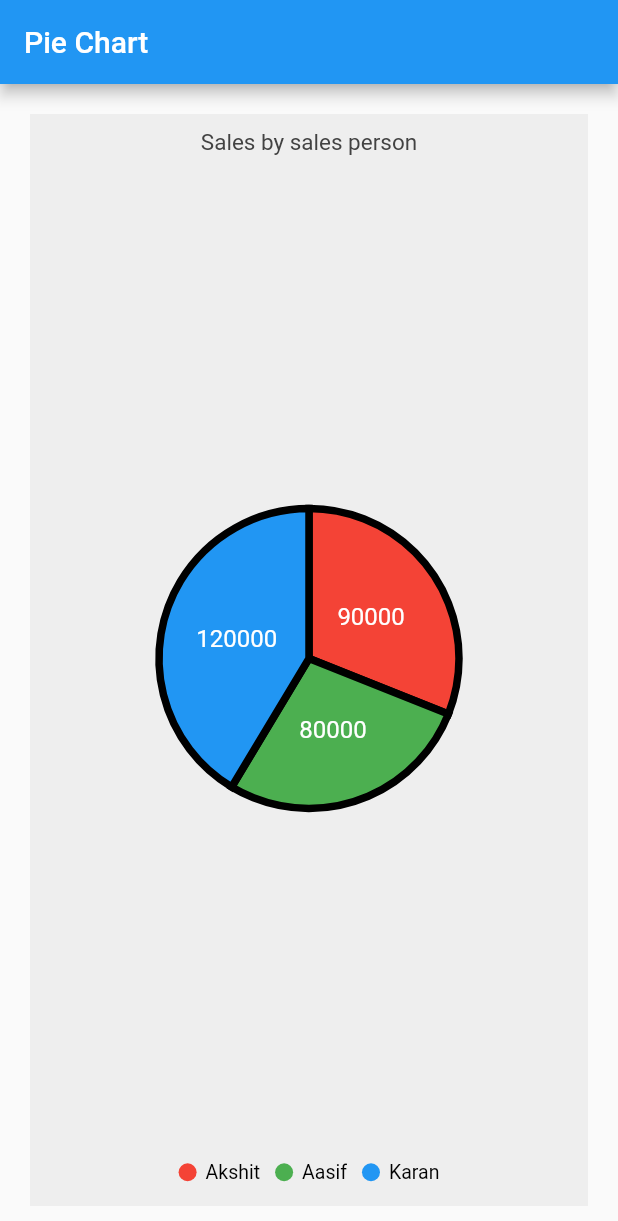
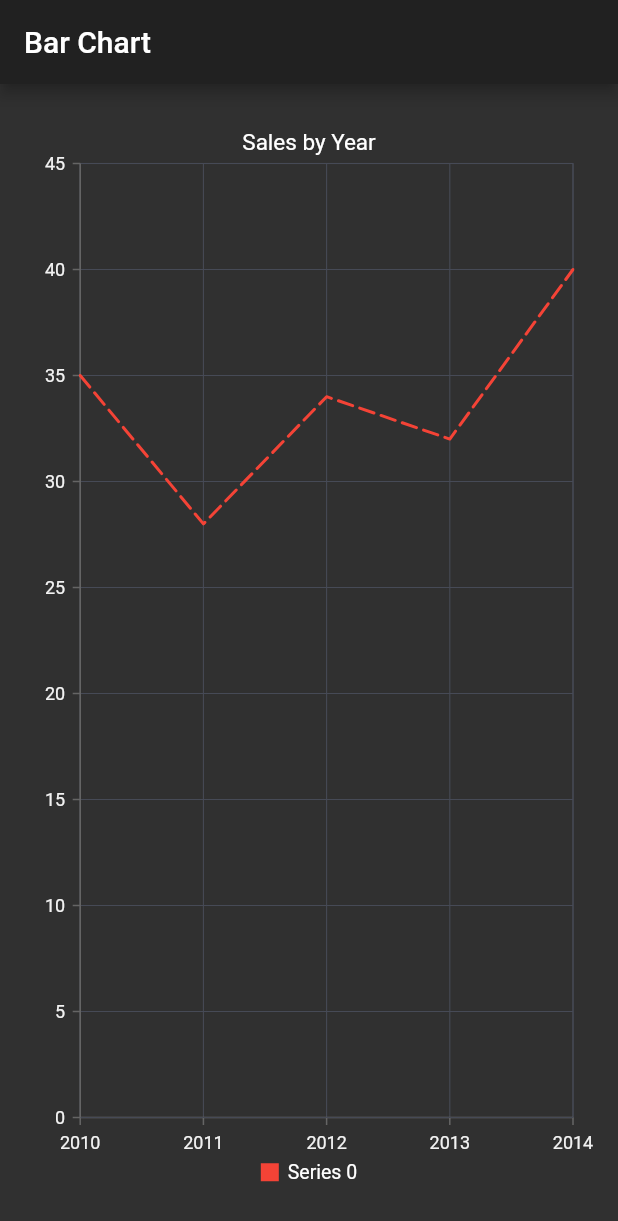
Before and after one commit to akmadan/flutter_graphs, a Flutter app: the screen it shows after launch, on a phone screen of 412 x 824 dp. Shown: the top 1221 px of the screen. Run offline on Flutter 3.47's test engine with Material 2 defaults, Android fonts, the phone set to English and light mode, and no system bars; our stand-ins replace syncfusion_flutter_charts.

Commit message:
Bar Chart

```diff
--- /dev/null
+++ b/lib/charts/barChart.dart
@@ -0,0 +1,55 @@
+import 'package:flutter/material.dart';
+import 'package:syncfusion_flutter_charts/charts.dart';
+
+class BarChartWidget extends StatefulWidget {
+  const BarChartWidget({Key? key}) : super(key: key);
+
+  @override
+  _BarChartWidgetState createState() => _BarChartWidgetState();
+}
+
+class _BarChartWidgetState extends State<BarChartWidget> {
+  @override
+  Widget build(BuildContext context) {
+    final List<SalesData> chartData = [
+      SalesData(2010, 35, Colors.red),
+      SalesData(2011, 28, Colors.blue),
+      SalesData(2012, 34, Colors.green),
+      SalesData(2013, 32, Colors.deepOrange),
+      SalesData(2014, 40, Colors.yellow)
+    ];
+
+    return Scaffold(
+        body: Scaffold(
+      appBar: AppBar(
+        title: Text('Bar Chart'),
+      ),
+      body: Container(
+        margin: EdgeInsets.all(20),
+        child: Center(
+            child: Container(
+                // width: 200,
+                child: SfCartesianChart(
+                    title: ChartTitle(text: 'Sales by Year'),
+                    legend: Legend(isVisible: true),
+                    series: <ChartSeries>[
+              // Renders line chart
+              LineSeries<SalesData, int>(
+                  dashArray: <double>[10, 5], //length, gap
+                  color: Colors.red,
+                  dataSource: chartData,
+                  pointColorMapper: (SalesData sales, _) => sales.color,
+                  xValueMapper: (SalesData sales, _) => sales.year,
+                  yValueMapper: (SalesData sales, _) => sales.sales)
+            ]))),
+      ),
+    ));
+  }
+}
+
+class SalesData {
+  SalesData(this.year, this.sales, this.color);
+  final int year;
+  final double sales;
+  final Color color;
+}
--- a/lib/main.dart
+++ b/lib/main.dart
@@ -1,4 +1,5 @@
 import 'package:flutter/material.dart';
+import 'package:flutter_graphs/charts/barChart.dart';
 import 'package:flutter_graphs/charts/pieChart.dart';
 
 void main() {
@@ -12,7 +13,8 @@ class MyApp extends StatelessWidget {
   Widget build(BuildContext context) {
     return MaterialApp(
         title: 'Flutter Graphs',
+        theme: ThemeData(brightness: Brightness.dark),
         debugShowCheckedModeBanner: false,
-        home: PieChartWidget());
+        home: BarChartWidget());
   }
 }
```
